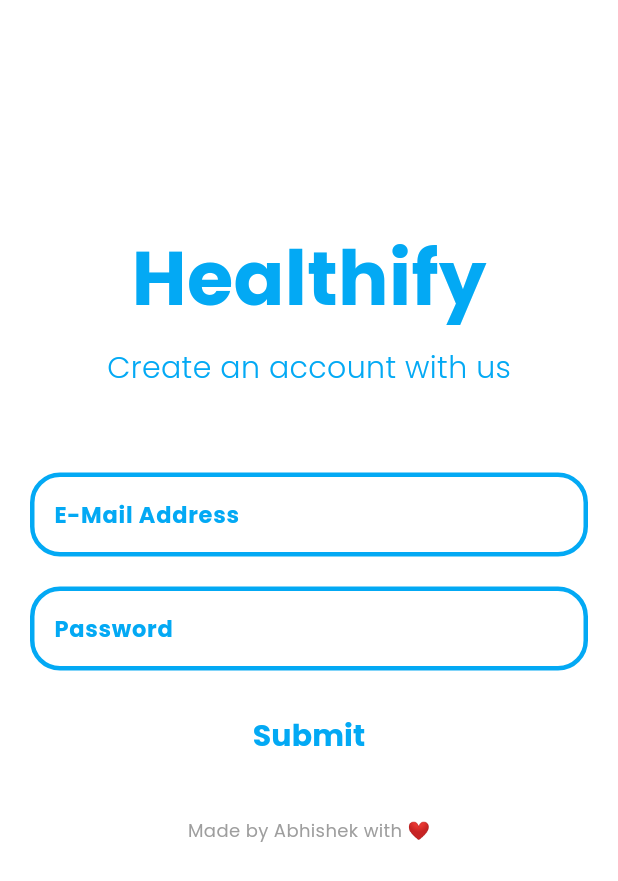
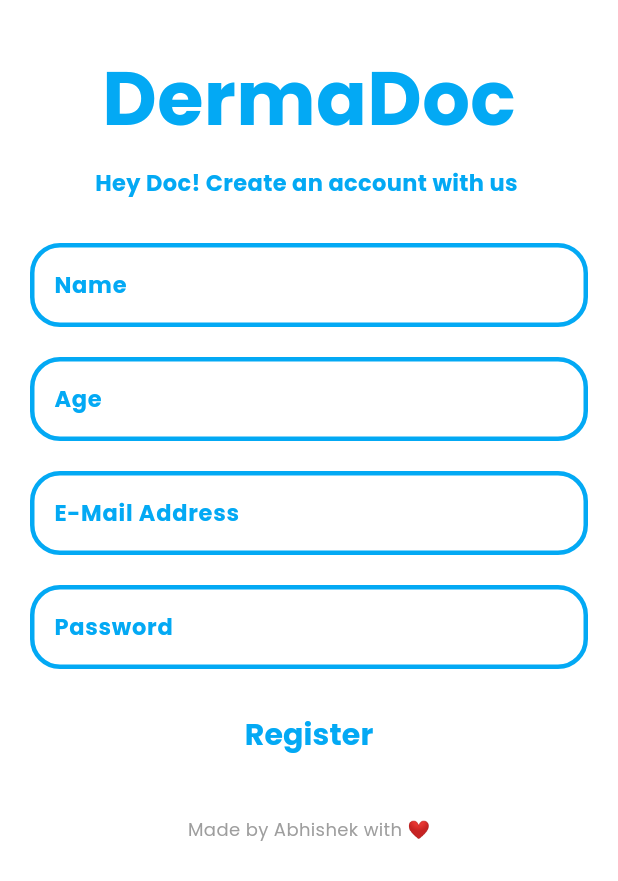
Before and after one commit to abhikrnigam/DermaDoc, a Flutter app: the screen it shows after launch, after a tap on "Click here!", on a phone screen of 412 x 824 dp. Shown: the top 881 px of the screen. Run offline on Flutter 3.47's test engine with Material 3 defaults, Android fonts, the phone set to English and light mode, and no system bars; our stand-ins replace cloud_firestore, firebase_auth, firebase_core, firebase_storage, get, google_fonts and 2 more; missing offline and left inert: timestamp_to_string; accounts and stored records are empty.

Commit message:
Modified the files according to new schema. Register Doctor and Register Patient Working

```diff
--- a/lib/AddImage.dart
+++ b/lib/AddImage.dart
@@ -1,6 +1,4 @@
-import 'dart:ffi';
 import 'dart:io';
-
 import 'package:cloud_firestore/cloud_firestore.dart';
 import 'package:firebase_core/firebase_core.dart';
 import 'package:flutter/material.dart';
--- a/lib/login_page.dart
+++ b/lib/login_page.dart
@@ -9,7 +9,7 @@ import 'package:health_app/main_screen.dart';
 import 'package:health_app/register_screen.dart';
 
 class LoginPage extends StatefulWidget {
-  const LoginPage({super.key});
+  LoginPage({super.key});
 
   @override
   State<LoginPage> createState() => _LoginPageState();
@@ -34,7 +34,7 @@ class _LoginPageState extends State<LoginPage> {
         child: Column(
           children: [
             Text(
-              " Healthify ",
+              " DermaDoc ",
               style: GoogleFonts.poppins(
                   fontSize: 50,
                   color: Colors.lightBlue,
@@ -89,7 +89,7 @@ class _LoginPageState extends State<LoginPage> {
             TextButton(
                 onPressed: () {
                   if (emailController.text.isNotEmpty &&
-                      passwordController.text.length > 6) {
+                      passwordController.text.length > 0) {
                     login();
                     emailController.clear();
                     passwordController.clear();
--- a/lib/main.dart
+++ b/lib/main.dart
@@ -15,7 +15,7 @@ class MyApp extends StatelessWidget {
   // This widget is the root of your application.
   @override
   Widget build(BuildContext context) {
-    return const MaterialApp(
+    return MaterialApp(
       debugShowCheckedModeBanner: false,
       title: 'Flutter Demo',
       home: LoginPage(),
--- a/lib/register_screen.dart
+++ b/lib/register_screen.dart
@@ -1,8 +1,10 @@
+import 'package:cloud_firestore/cloud_firestore.dart';
 import 'package:flutter/material.dart';
 import 'package:firebase_auth/firebase_auth.dart';
 import 'package:get/route_manager.dart';
 import 'package:google_fonts/google_fonts.dart';
 import 'package:health_app/login_page.dart';
+import 'package:firebase_storage/firebase_storage.dart';
 
 class RegisterScreen extends StatefulWidget {
   const RegisterScreen({super.key});
@@ -13,33 +15,95 @@ class RegisterScreen extends StatefulWidget {
 
 class _RegisterScreenState extends State<RegisterScreen> {
   FirebaseAuth _auth = FirebaseAuth.instance;
+  String? age;
+  String? name;
+  final FirebaseFirestore _firebaseFirestore = FirebaseFirestore.instance;
   TextEditingController emailController = TextEditingController();
   TextEditingController passwordController = TextEditingController();
+  TextEditingController ageController = TextEditingController();
+  TextEditingController nameController = TextEditingController();
+
+  void registerDoctor(String username) async {
+    FirebaseFirestore firestore = FirebaseFirestore.instance;
+    debugPrint("## Image Upload Done ");
+    await firestore.collection("doctors").doc(username).set({
+      'Age': ageController.text.toString(),
+      'Name': nameController.text.toString(),
+      'Department': 'Dermatology',
+    });
+  }
+
   Widget build(BuildContext context) {
     return Scaffold(
       backgroundColor: Colors.white,
       body: Padding(
-        padding: const EdgeInsets.fromLTRB(20, 150, 20, 0),
+        padding: const EdgeInsets.fromLTRB(20, 30, 20, 0),
+        child: SingleChildScrollView(
           child: Column(
             children: [
               Text(
-              " Healthify ",
+                " DermaDoc ",
                 style: GoogleFonts.poppins(
                     fontSize: 50,
                     color: Colors.lightBlue,
                     fontWeight: FontWeight.w700),
               ),
               Padding(
-              padding: const EdgeInsets.fromLTRB(0, 10, 0, 5),
+                padding: const EdgeInsets.fromLTRB(0, 10, 0, 30),
                 child: Text(
-                " Create an account with us ",
+                  "Hey Doc! Create an account with us ",
                   style: GoogleFonts.poppins(
-                    fontSize: 20,
+                      fontSize: 15,
                       color: Colors.lightBlue,
-                    fontWeight: FontWeight.w300),
+                      fontWeight: FontWeight.bold),
                 ),
               ),
-            const SizedBox(height: 50),
+              TextField(
+                controller: nameController,
+                decoration: InputDecoration(
+                  focusedBorder: OutlineInputBorder(
+                      borderRadius: BorderRadius.circular(20),
+                      borderSide: const BorderSide(
+                        color: Colors.lightBlue,
+                        width: 3,
+                      )),
+                  enabledBorder: OutlineInputBorder(
+                      borderRadius: BorderRadius.circular(20),
+                      borderSide:
+                          const BorderSide(color: Colors.lightBlue, width: 3)),
+                  labelText: "Name",
+                  labelStyle: GoogleFonts.poppins(
+                    fontSize: 15,
+                    fontWeight: FontWeight.bold,
+                    color: Colors.lightBlue,
+                  ),
+                ),
+              ),
+              const SizedBox(
+                height: 20,
+              ),
+              TextField(
+                controller: ageController,
+                decoration: InputDecoration(
+                  focusedBorder: OutlineInputBorder(
+                      borderRadius: BorderRadius.circular(20),
+                      borderSide: const BorderSide(
+                        color: Colors.lightBlue,
+                        width: 3,
+                      )),
+                  enabledBorder: OutlineInputBorder(
+                      borderRadius: BorderRadius.circular(20),
+                      borderSide:
+                          const BorderSide(color: Colors.lightBlue, width: 3)),
+                  labelText: "Age",
+                  labelStyle: GoogleFonts.poppins(
+                    fontSize: 15,
+                    fontWeight: FontWeight.bold,
+                    color: Colors.lightBlue,
+                  ),
+                ),
+              ),
+              const SizedBox(height: 20),
               TextField(
                 controller: emailController,
                 decoration: InputDecoration(
@@ -88,23 +152,24 @@ class _RegisterScreenState extends State<RegisterScreen> {
               TextButton(
                   onPressed: () {
                     if (emailController.text.isNotEmpty &&
-                      passwordController.text.length > 6) {
+                        passwordController.text.isNotEmpty) {
                       _auth
                           .createUserWithEmailAndPassword(
                               email: emailController.text.toString(),
                               password: passwordController.text.toString())
+                          .then((value) => {
+                                registerDoctor(emailController.text.toString()),
+                              })
                           // ignore: body_might_complete_normally_catch_error
                           .catchError((e) {
                         Get.snackbar("Alert", e);
                       });
                     }
-                  Navigator.push(
-                      context,
-                      MaterialPageRoute(
-                          builder: (context) => const LoginPage()));
+                    Navigator.push(context,
+                        MaterialPageRoute(builder: (context) => LoginPage()));
                   },
                   child: Text(
-                  " Submit ",
+                    " Register ",
                     style: GoogleFonts.poppins(
                       fontSize: 20,
                       fontWeight: FontWeight.bold,
@@ -112,7 +177,6 @@ class _RegisterScreenState extends State<RegisterScreen> {
                     ),
                   )),
               const SizedBox(height: 30),
-            // getWidget(showOTP),
               Text(
                 "Made by Abhishek with ❤️",
                 style: GoogleFonts.poppins(
@@ -123,6 +187,7 @@ class _RegisterScreenState extends State<RegisterScreen> {
             ],
           ),
         ),
+      ),
     );
   }
 }
```
Also changed, not shown: lib/PatientHistory.dart (added, +30 -0 lines), lib/main_screen.dart (+29 -6 lines). Lines whose indentation alone changed are shown as unchanged.
